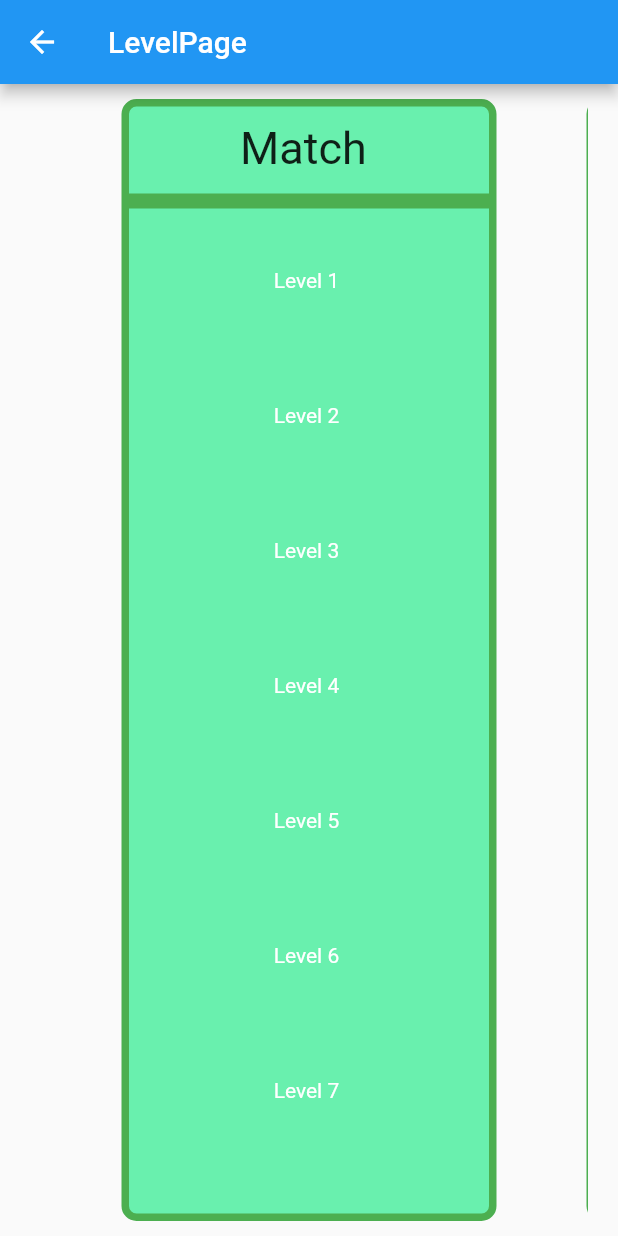
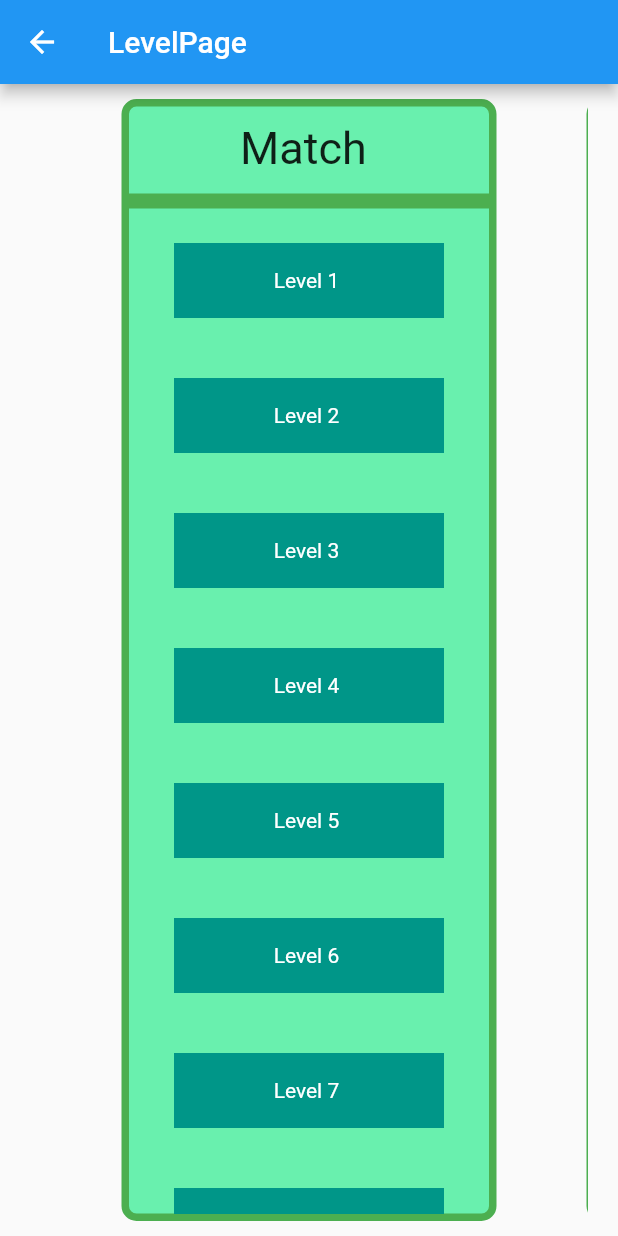
Before and after one commit to flutterdevelopers2022/pic_match_puzzle, a Flutter app: the screen it shows after launch, after a tap on "Play", on a phone screen of 412 x 824 dp. Run offline on Flutter 3.47's test engine with Material 2 defaults, Android fonts, the phone set to English and light mode, and no system bars; our stand-ins replace shared_preferences.

Commit message:
color change

```diff
--- a/lib/level_page.dart
+++ b/lib/level_page.dart
@@ -56,6 +56,7 @@ class _Level_pageState extends State<Level_page> {
                 child: Column(
                   children: [
                     Container(
+                      padding: EdgeInsets.symmetric(horizontal: 20),
                       child: Text(
                         "Match ",
                         style: TextStyle(fontSize: 30),
@@ -79,7 +80,7 @@ class _Level_pageState extends State<Level_page> {
                                 },
                               ));
                             },
-                            child: Container(
+                            child: UnconstrainedBox(child: Container(
                               margin: EdgeInsets.symmetric(vertical: 20),
                               child: Center(
                                 child: Text(
@@ -87,9 +88,11 @@ class _Level_pageState extends State<Level_page> {
                                   style: TextStyle(color: Colors.white),
                                 ),
                               ),
-                              width: 150,
+                              width: 180,
                               height: 50,
-                            ),
+                              color: Color(0xff009688),
+
+                            )),
                           );
 
 
```
